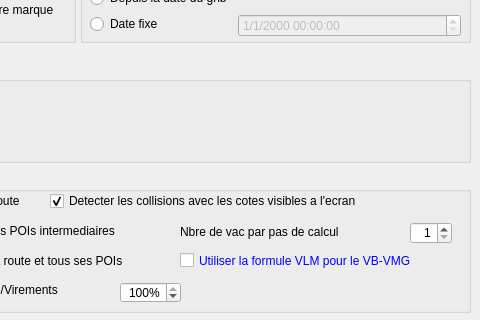
First picture: the form in src/Ui/Route_Editor.ui, repository nohal/qtVlm, before the edit; both pictures show x 100 to 580 and y 158 to 478 of the 580 by 478 pixel window.
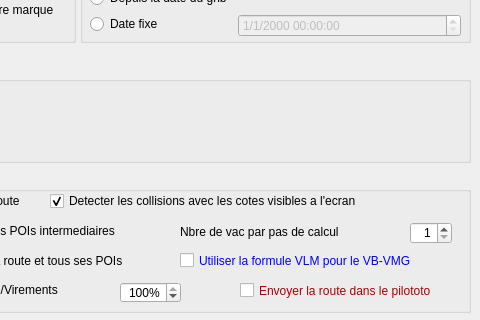
Second picture: the form after the edit.

Commit message: first version of route to pilototo. To be discussed :)

What changed in the file:
```diff
--- a/src/Ui/Route_Editor.ui
+++ b/src/Ui/Route_Editor.ui
@@ -275,6 +275,56 @@
       <number>100</number>
      </property>
     </widget>
+    <widget class="QCheckBox" name="pilototo">
+     <property name="geometry">
+      <rect>
+       <x>330</x>
+       <y>110</y>
+       <width>221</width>
+       <height>17</height>
+      </rect>
+     </property>
+     <property name="palette">
+      <palette>
+       <active>
+        <colorrole role="WindowText">
+         <brush brushstyle="SolidPattern">
+          <color alpha="255">
+           <red>170</red>
+           <green>0</green>
+           <blue>0</blue>
+          </color>
+         </brush>
+        </colorrole>
+       </active>
+       <inactive>
+        <colorrole role="WindowText">
+         <brush brushstyle="SolidPattern">
+          <color alpha="255">
+           <red>170</red>
+           <green>0</green>
+           <blue>0</blue>
+          </color>
+         </brush>
+        </colorrole>
+       </inactive>
+       <disabled>
+        <colorrole role="WindowText">
+         <brush brushstyle="SolidPattern">
+          <color alpha="255">
+           <red>120</red>
+           <green>120</green>
+           <blue>120</blue>
+          </color>
+         </brush>
+        </colorrole>
+       </disabled>
+      </palette>
+     </property>
+     <property name="text">
+      <string>Envoyer la route dans le pilototo</string>
+     </property>
+    </widget>
    </widget>
    <widget class="QGroupBox" name="groupBox_3">
     <property name="geometry">
```
The commit also changes 13 other files.
